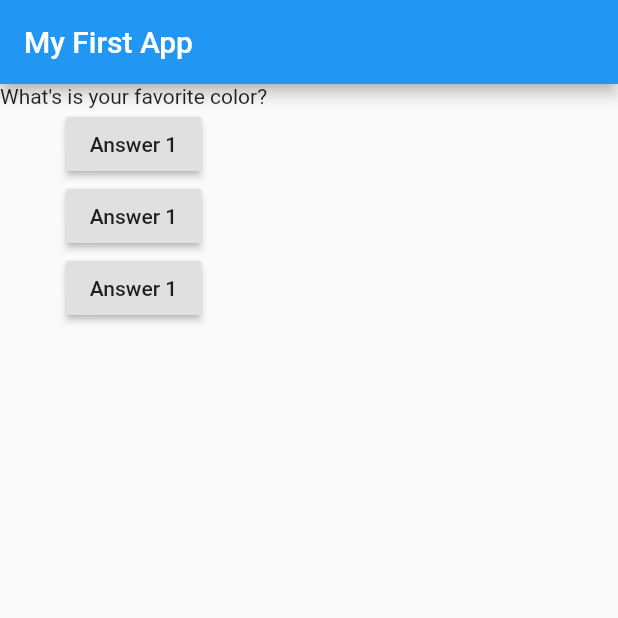
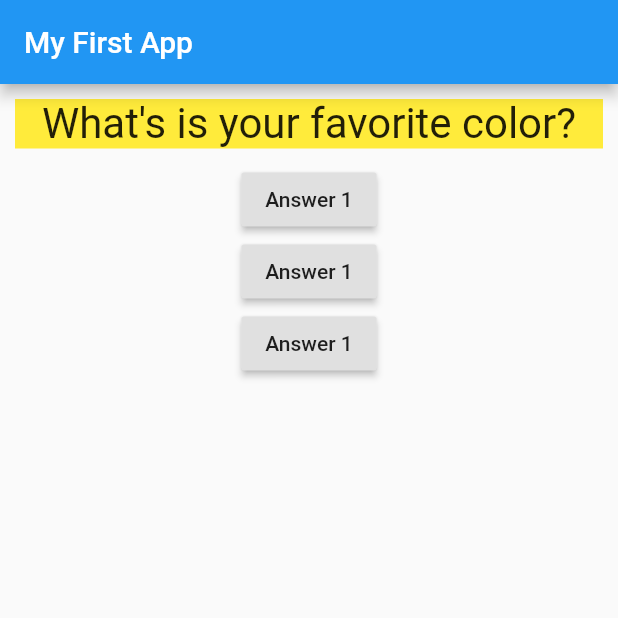
Before and after one commit to tamappe/flutter_quiz_app, a Flutter app: the screen it shows after launch, on a phone screen of 412 x 824 dp, the top half of it. Run offline on Flutter 3.47's test engine with Material 2 defaults, Android fonts, the phone set to English and light mode, and no system bars.

Commit message:
Textのスタイリングとレイアウトについて

```diff
--- a/lib/question.dart
+++ b/lib/question.dart
@@ -7,6 +7,14 @@ class Question extends StatelessWidget {
 
   @override
   Widget build(BuildContext context) {
-    return Text(questionText);
+    return Container(
+      width: double.infinity,
+      margin: EdgeInsets.all(10.0),
+      color: Colors.yellow,
+      child: Text(questionText,
+        style: TextStyle(fontSize: 28),
+        textAlign: TextAlign.center,
+      ),
+    );
   }
 }
```
